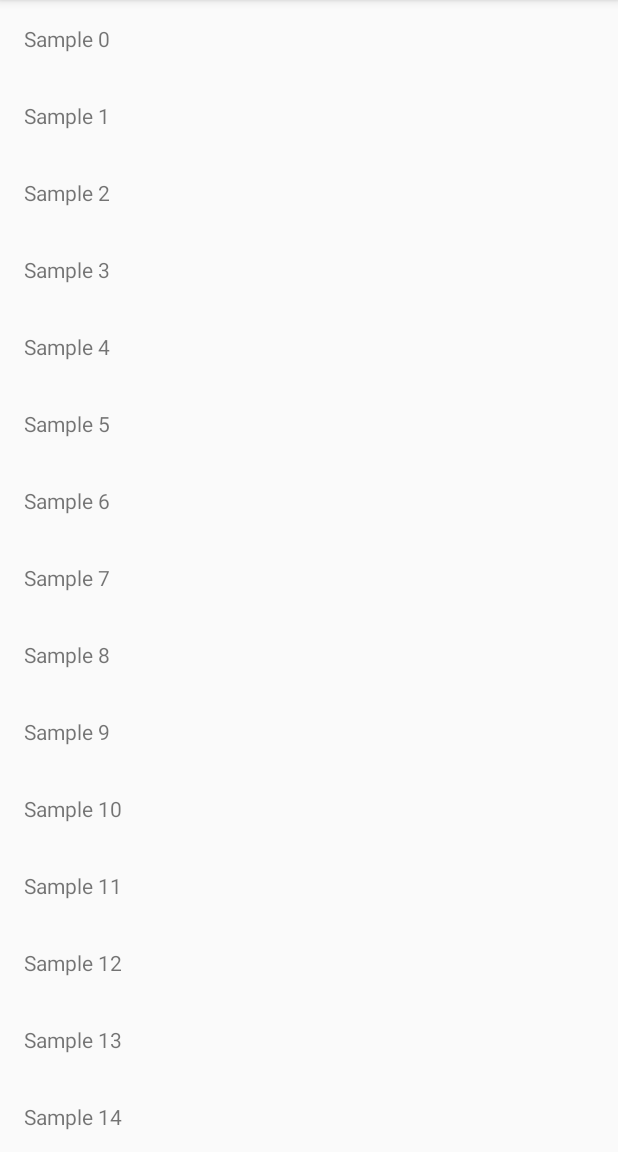
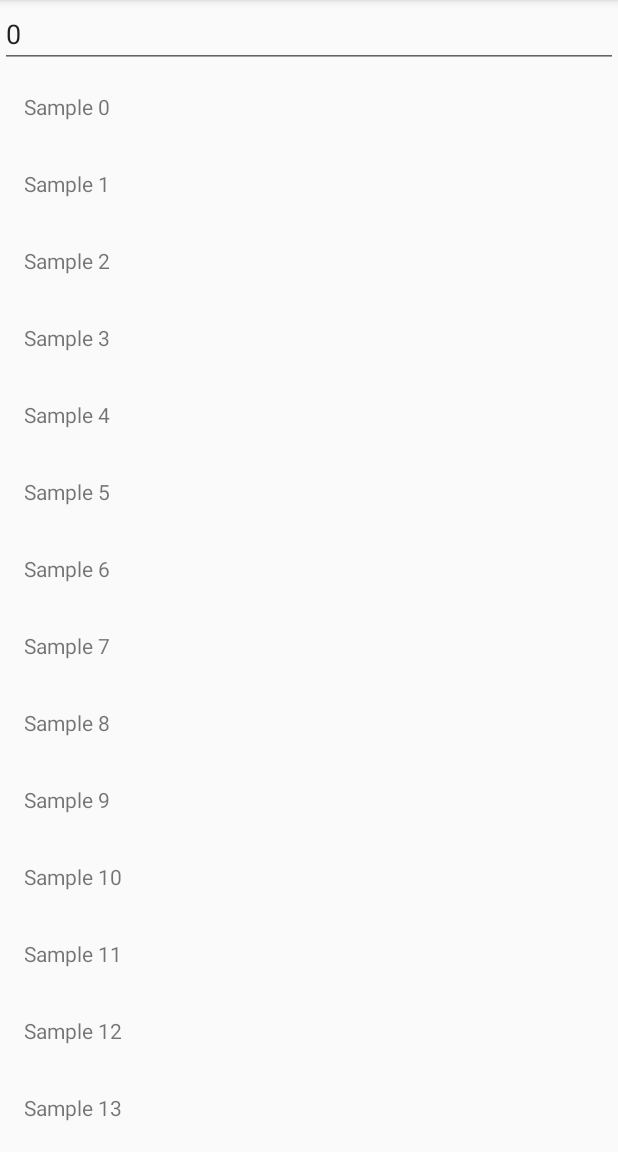
Before and after one commit to cs-app/onevour-android-sdk, an Android app: the screen it shows after launch (MainActivity), on a phone screen of 412 x 824 dp, the part 84-1236 px from its top. Run offline under Robolectric (Android 15) with nearby library versions, the phone set to English and light mode, and no system bars; our stand-ins replace ButterKnife.

Commit message:
enabled, disabled touch listener

```diff
--- a/app/src/main/java/org/cise/sdk/ciseapp/MainActivity.java
+++ b/app/src/main/java/org/cise/sdk/ciseapp/MainActivity.java
@@ -4,12 +4,14 @@ import android.os.Bundle;
 import androidx.appcompat.app.AppCompatActivity;
 import androidx.recyclerview.widget.RecyclerView;
 import android.util.Log;
+import android.widget.EditText;
 
 import org.cise.core.utilities.dummy.DummyHelper;
 import org.cise.core.utilities.helper.UIHelper;
 import org.cise.core.utilities.http.APIHitter;
 import org.cise.core.utilities.http.Response;
 import org.cise.core.utilities.http.Error;
+import org.cise.core.utilities.input.NumberInput;
 
 import butterknife.BindView;
 import butterknife.ButterKnife;
@@ -20,6 +22,8 @@ public class MainActivity extends AppCompatActivity {
 
     @BindView(R.id.rv_sample)
     RecyclerView rvSample;
+    @BindView(R.id.edt)
+    EditText editText;
 
     private NameAdapter adapter = new NameAdapter();
 
@@ -29,7 +33,7 @@ public class MainActivity extends AppCompatActivity {
         setContentView(R.layout.activity_main);
         ButterKnife.bind(this);
         UIHelper.initRecyclerView(rvSample, adapter);
-
+        new NumberInput(editText);
         adapter.addMore(DummyHelper.initListString());
         User user = new User("uadmin1", "sphere154");
         APIHitter.post("http://rundiri.com/sphere_warehouse/index.php/sync/api_login", user,
--- a/app/src/main/res/layout/activity_main.xml
+++ b/app/src/main/res/layout/activity_main.xml
@@ -6,12 +6,24 @@
     android:layout_height="match_parent"
     tools:context=".MainActivity">
 
+    <EditText
+        android:id="@+id/edt"
+        android:layout_width="0dp"
+        android:layout_height="wrap_content"
+        android:ems="10"
+        android:inputType="textPersonName"
+        android:text="Name"
+        app:layout_constraintEnd_toEndOf="parent"
+        app:layout_constraintStart_toStartOf="parent"
+        app:layout_constraintTop_toTopOf="parent" />
+
     <androidx.recyclerview.widget.RecyclerView
         android:id="@+id/rv_sample"
         android:layout_width="match_parent"
-        android:layout_height="match_parent"
+        android:layout_height="0dp"
         app:layout_constraintBottom_toBottomOf="parent"
         app:layout_constraintEnd_toEndOf="parent"
         app:layout_constraintStart_toStartOf="parent"
-        app:layout_constraintTop_toTopOf="parent" />
+        app:layout_constraintTop_toBottomOf="@+id/edt" />
+
 </androidx.constraintlayout.widget.ConstraintLayout>
--- a/cisesdk/src/main/java/org/cise/core/utilities/input/NumberInput.java
+++ b/cisesdk/src/main/java/org/cise/core/utilities/input/NumberInput.java
@@ -35,7 +35,7 @@ public class NumberInput implements View.OnClickListener, View.OnTouchListener {
     private TextView result;
     private StringBuilder resValueTmp;
     private int editTextId = 0;
-    private double  maxDbl;
+    private double maxDbl;
     private int maxInt;
     private boolean isDecimal = false, isPoint = false, isAfterPoint = false;
     private NumberFormat numberFormat;
@@ -58,7 +58,8 @@ public class NumberInput implements View.OnClickListener, View.OnTouchListener {
         editText.setTextIsSelectable(true);
         editText.setCursorVisible(false);
         editText.setFocusable(false);
-        if (editText.getText().toString().isEmpty()) editText.setText("0");
+        String tmpValue = editText.getText().toString();
+        if (tmpValue.isEmpty() || !isNumeric(tmpValue)) editText.setText("0");
         this.isDecimal = isDecimal;
         this.numberFormat = numberFormat;
         if (this.numberFormat != null) {
@@ -109,11 +110,9 @@ public class NumberInput implements View.OnClickListener, View.OnTouchListener {
         numPoint.setOnClickListener(this);
         del.setOnClickListener(this);
         editTextId = this.editText.getId();
-        // editText.setOnTouchListener(this);
+        editText.setOnTouchListener(this::onTouch);
         alertBuilder.setView(dialogView);
-        alertBuilder.setPositiveButton("OK", new DialogInterface.OnClickListener() {
-            @Override
-            public void onClick(DialogInterface dialog, int which) {
+        alertBuilder.setPositiveButton("OK", (dialog, which) -> {
             Log.d(TAG, "listener is avaiable : " + listener);
             if (null != numberFormat) {
                 if (isDecimal) {
@@ -137,15 +136,23 @@ public class NumberInput implements View.OnClickListener, View.OnTouchListener {
                     listener.onValueChange(editText.getText().toString());
                 }
             }
-            }
         });
-        alertBuilder.setNegativeButton("CANCEL", new DialogInterface.OnClickListener() {
-            @Override
-            public void onClick(DialogInterface dialog, int which) {
-            }
+        alertBuilder.setNegativeButton("CANCEL", (dialog, which) -> {
         });
         alertDialog = alertBuilder.create();
         result.setText(resValueTmp.toString());
+    }
+
+    private boolean isNumeric(String str) {
+        return str.matches("-?\\d+(\\.\\d+)?");  //match a number with optional '-' and decimal.
+    }
+
+    public void disableTouch() {
+        editText.setOnTouchListener(null);
+    }
+
+    public void enableTouch() {
+        editText.setOnTouchListener(this::onTouch);
     }
 
     public void setTitle(String left, String right) {
@@ -168,9 +175,6 @@ public class NumberInput implements View.OnClickListener, View.OnTouchListener {
             } else {
                 Log.w("NumperInput", "context hide softkeyboard is null");
             }
-            /*
-            DialogHelper.hideSoftKeyboard(context);
-            */
             alertDialog.show();
         } else {
             try {
@@ -391,7 +395,8 @@ public class NumberInput implements View.OnClickListener, View.OnTouchListener {
             result.setText(resValueTmp.toString());
             if (null != context) {
                 InputMethodManager imm = (InputMethodManager) context.getSystemService(Context.INPUT_METHOD_SERVICE);
-                if(imm!=null)imm.hideSoftInputFromWindow(v.getWindowToken(), InputMethodManager.HIDE_NOT_ALWAYS);
+                if (imm != null)
+                    imm.hideSoftInputFromWindow(v.getWindowToken(), InputMethodManager.HIDE_NOT_ALWAYS);
             } else {
                 Log.w("NumperInput", "context hide softkeyboard is null");
             }
```
Also changed, not shown: 1 other file. Lines whose indentation alone changed are shown as unchanged.
